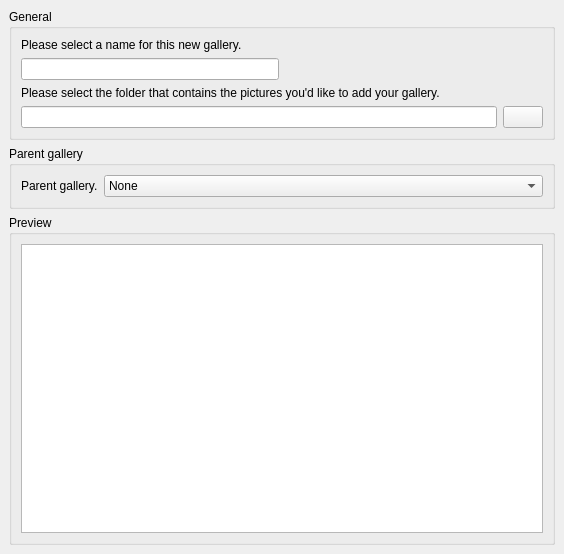
Before: the Qt Designer form trunk/src/widgets/wizard/selectionpage.ui in BackupTheBerlios/galerist-svn, drawn with Qt 5.
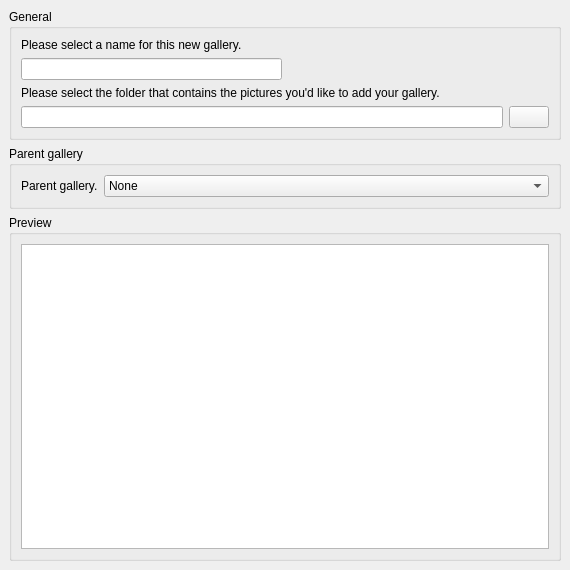
After: the same form once the commit is applied. Icons and pictures are not drawn. Custom widgets are drawn as their Qt base class.

Patch:
```diff
--- a/trunk/src/widgets/wizard/selectionpage.ui
+++ b/trunk/src/widgets/wizard/selectionpage.ui
@@ -5,8 +5,8 @@
    <rect>
     <x>0</x>
     <y>0</y>
-    <width>564</width>
-    <height>554</height>
+    <width>570</width>
+    <height>570</height>
    </rect>
   </property>
   <property name="windowTitle" >
```
